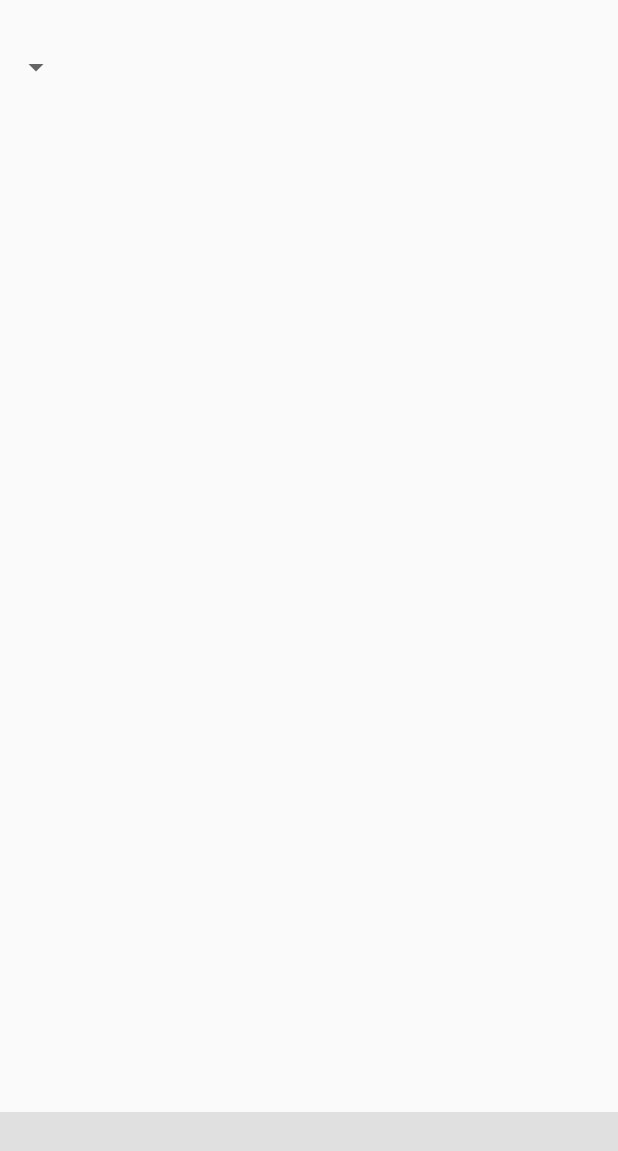
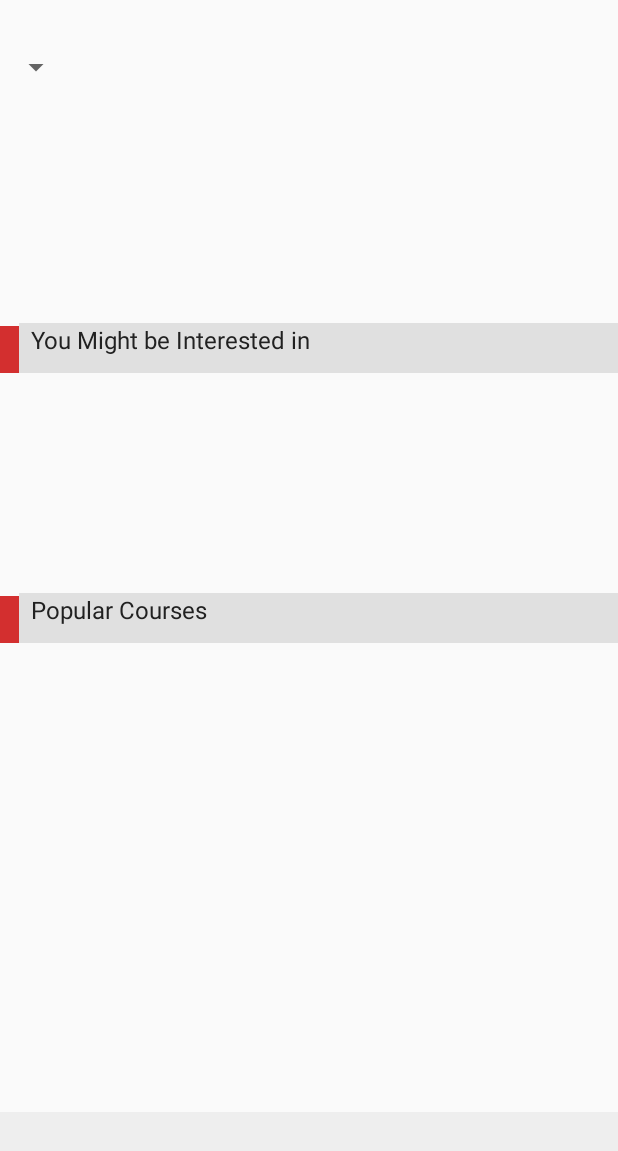
Before and after one commit to Chengcheng2017/JavaFinalProject, an Android app: the layout activity_home_page.xml on its own in the app's theme, with its tools: preview values and no code run, on a phone screen of 412 x 824 dp. Shown: the top 1151 px of the screen. Run offline under Robolectric (Android 15) with nearby library versions, the phone set to English and light mode, and no system bars.

Commit message:
HomePage 1.2

```diff
--- a/app/src/main/java/chengcheng/leaguage/HomePage.java
+++ b/app/src/main/java/chengcheng/leaguage/HomePage.java
@@ -50,7 +50,7 @@ public class HomePage extends AppCompatActivity {
     private void initView() {
         viewPager = (ViewPager) findViewById(R.id.viewPager);
         ViewGroup group = (ViewGroup) findViewById(R.id.viewGroup);
-        imgIdArray = new int[]{R.drawable.WechatIMG800};
+        imgIdArray = new int[]{R.drawable.image1};
         tips = new ImageView[imgIdArray.length];
         for (int i = 0; i < tips.length; i++) {
             ImageView imageView = new ImageView(this);
--- a/app/src/main/res/layout/activity_home_page.xml
+++ b/app/src/main/res/layout/activity_home_page.xml
@@ -25,13 +25,14 @@
         android:layout_weight="8">
         <LinearLayout
             android:layout_width="match_parent"
-            android:layout_height="wrap_content">
+            android:layout_height="wrap_content"
+            android:orientation="vertical">
 
             <android.support.v4.view.ViewPager
                 android:id="@+id/viewPager"
                 android:layout_width="match_parent"
-                android:layout_height="100dp"
-                android:layout_gravity="center">
+                android:layout_gravity="center"
+                android:layout_height="120dp">
                 <RelativeLayout
                     android:layout_width="match_parent"
                     android:layout_height="wrap_content"
@@ -39,6 +40,92 @@
 
                     <LinearLayout
                         android:id="@+id/viewGroup"
+                        android:layout_width="match_parent"
+                        android:layout_height="wrap_content"
+                        android:layout_alignParentBottom="true"
+                        android:gravity="center_horizontal"
+                        android:orientation="horizontal" >
+                    </LinearLayout>
+                </RelativeLayout>
+            </android.support.v4.view.ViewPager>
+
+            <LinearLayout
+                android:layout_width="match_parent"
+                android:paddingTop="@dimen/padding_big"
+                android:paddingBottom="@dimen/padding_big"
+                android:orientation="horizontal"
+                android:layout_height="60dp">
+
+                <TextView
+                    android:layout_width="0dp"
+                    android:layout_weight="1"
+                    android:layout_height="34dp"
+                    android:background="@color/colorPrimary"/>
+                <TextView
+                    android:text="  You Might be Interested in"
+                    android:textSize="@dimen/text_small"
+                    android:textColor="@color/darkFont"
+                    android:layout_width="0dp"
+                    android:layout_weight="30"
+                    android:layout_height="34dp"
+                    android:background="@color/lightGrey"/>
+            </LinearLayout>
+
+            <android.support.v4.view.ViewPager
+                android:id="@+id/viewPagerInterested"
+                android:layout_width="match_parent"
+                android:layout_gravity="center"
+                android:layout_height="120dp">
+                <RelativeLayout
+                    android:layout_width="match_parent"
+                    android:layout_height="wrap_content"
+                    android:orientation="vertical" >
+
+                    <LinearLayout
+                        android:id="@+id/viewGroupInterested"
+                        android:layout_width="match_parent"
+                        android:layout_height="wrap_content"
+                        android:layout_alignParentBottom="true"
+                        android:gravity="center_horizontal"
+                        android:orientation="horizontal" >
+                    </LinearLayout>
+                </RelativeLayout>
+            </android.support.v4.view.ViewPager>
+
+            <LinearLayout
+                android:layout_width="match_parent"
+                android:paddingTop="@dimen/padding_big"
+                android:paddingBottom="@dimen/padding_big"
+                android:orientation="horizontal"
+                android:layout_height="60dp">
+
+                <TextView
+                    android:layout_width="0dp"
+                    android:layout_weight="1"
+                    android:layout_height="34dp"
+                    android:background="@color/colorPrimary"/>
+                <TextView
+                    android:text="  Popular Courses"
+                    android:textSize="@dimen/text_small"
+                    android:textColor="@color/darkFont"
+                    android:layout_width="0dp"
+                    android:layout_weight="30"
+                    android:layout_height="34dp"
+                    android:background="@color/lightGrey"/>
+            </LinearLayout>
+
+            <android.support.v4.view.ViewPager
+                android:id="@+id/viewPagerPopular"
+                android:layout_width="match_parent"
+                android:layout_gravity="center"
+                android:layout_height="120dp">
+                <RelativeLayout
+                    android:layout_width="match_parent"
+                    android:layout_height="wrap_content"
+                    android:orientation="vertical" >
+
+                    <LinearLayout
+                        android:id="@+id/viewGroupPopular"
                         android:layout_width="match_parent"
                         android:layout_height="wrap_content"
                         android:layout_alignParentBottom="true"
--- a/app/src/main/res/values/colors.xml
+++ b/app/src/main/res/values/colors.xml
@@ -3,6 +3,8 @@
     <color name="colorPrimary">#D32F2F</color>
     <color name="colorPrimaryDark">#D32F2F</color>
     <color name="colorAccent">#D32F2F</color>
-    <color name="downBar">#E0E0E0</color>
+    <color name="downBar">#EEEEEE</color>
+    <color name="lightGrey">#E0E0E0</color>
+    <color name="darkFont">#212121</color>
 
 </resources>
--- a/app/src/main/res/values/dimens.xml
+++ b/app/src/main/res/values/dimens.xml
@@ -3,7 +3,7 @@
     <dimen name="activity_vertical_margin">16dp</dimen>
     <dimen name="activity_horizontal_margin">16dp</dimen>
     <dimen name="padding_small">8dp</dimen>
-    <dimen name="padding_big">16dp</dimen>
+    <dimen name="padding_big">13dp</dimen>
     <dimen name="text_extraBig">28dp</dimen>
     <dimen name="text_big">24dp</dimen>
     <dimen name="text_middle">20dp</dimen>
```
